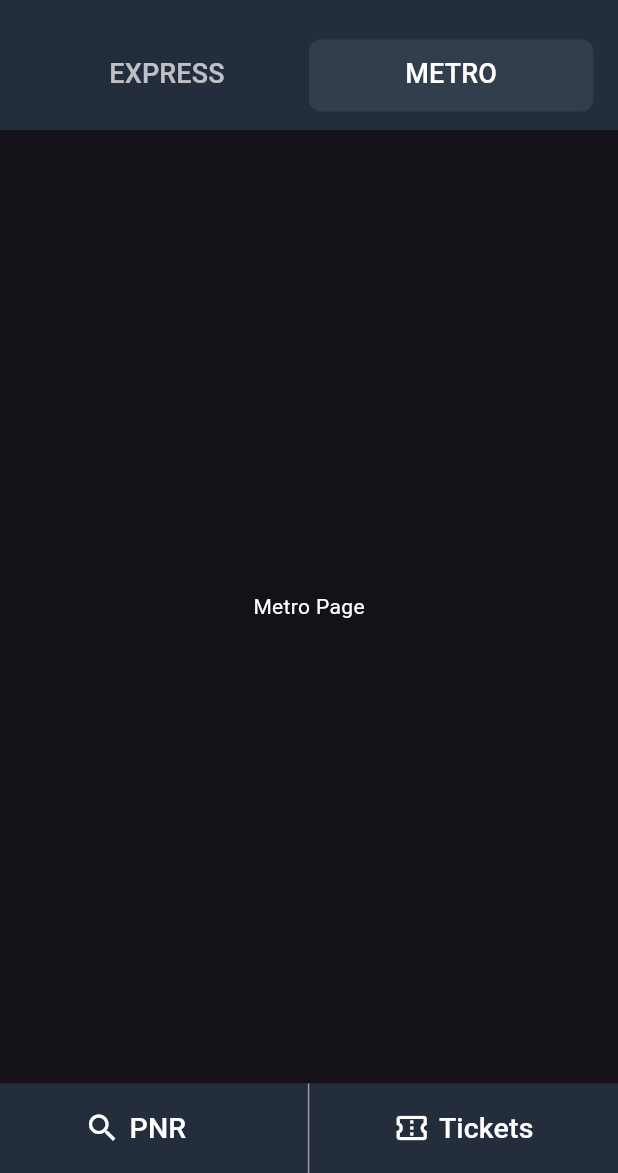
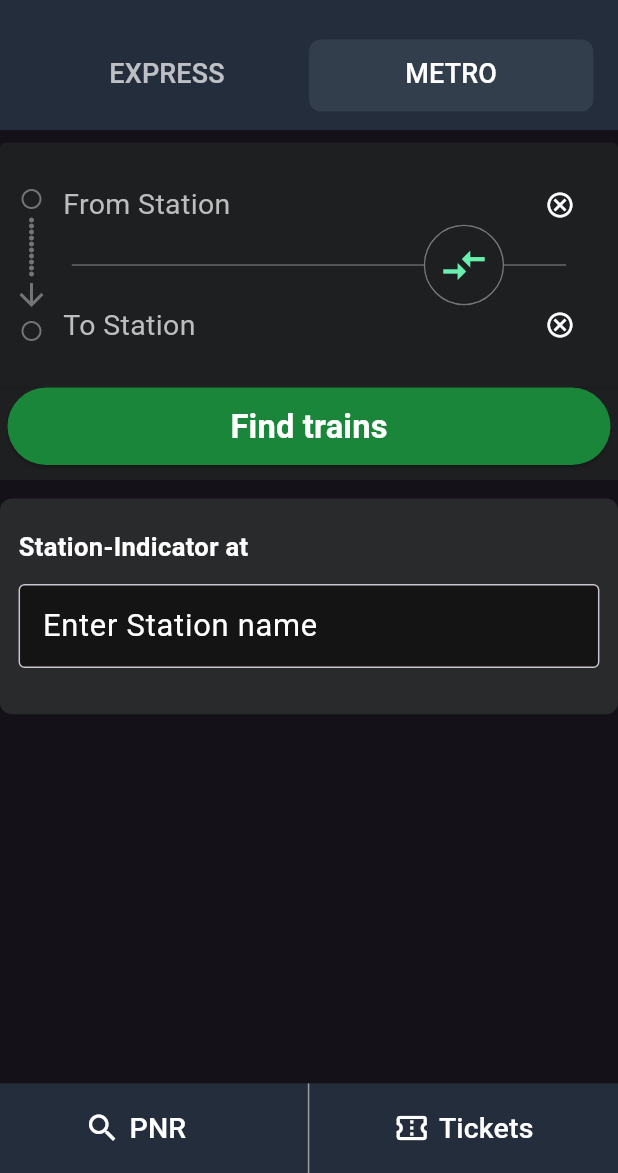
Before and after one commit to AnshMNSoni/Where-is-my-Train-Clone, a Flutter app: the screen it shows after launch, tab 2 chosen, on a phone screen of 412 x 824 dp, the part 63-1236 px from its top. Run offline on Flutter 3.47's test engine with Material 3 defaults, Android fonts, the phone set to English and light mode, and no system bars.

Commit message:
express and metro section completed

```diff
--- a/app_clone/lib/pages/home.dart
+++ b/app_clone/lib/pages/home.dart
@@ -1,5 +1,6 @@
 import 'package:app_clone/pages/appdrawer.dart';
 import 'package:app_clone/pages/express.dart';
+import 'package:app_clone/pages/metro.dart';
 import 'package:app_clone/pages/pnr.dart';
 import 'package:app_clone/pages/tickets.dart';
 import 'package:flutter/material.dart';
@@ -97,12 +98,7 @@ class _HomeState extends State<Home> with SingleTickerProviderStateMixin {
               controller: _tabController,
               children: [
                 Center(child: ExpressPage()),
-                Center(
-                  child: Text(
-                    "Metro Page",
-                    style: TextStyle(color: Colors.white),
-                  ),
-                ),
+                Center(child: MetroPage()),
               ],
             ),
           ),
--- /dev/null
+++ b/app_clone/lib/pages/metro.dart
@@ -0,0 +1,198 @@
+import 'package:flutter/material.dart';
+import 'package:app_clone/utils/colors.dart';
+
+class MetroPage extends StatefulWidget {
+  const MetroPage({super.key});
+
+  @override
+  State<MetroPage> createState() => _MetroPageState();
+}
+
+class _MetroPageState extends State<MetroPage> {
+  @override
+  Widget build(BuildContext context) {
+    TextEditingController textController = TextEditingController();
+
+    final w = MediaQuery.of(context).size.width;
+    List<String> _cityList = ["From Station", "", "To Station"];
+
+    return Column(
+      children: [
+        Container(
+          padding: EdgeInsets.only(top: w * 0.05, bottom: w * 0.05),
+          decoration: BoxDecoration(
+            color: AppColors.containerColor,
+            borderRadius: BorderRadius.only(
+              topLeft: Radius.circular(4),
+              topRight: Radius.circular(4),
+            ),
+          ),
+          margin: EdgeInsets.only(top: w * 0.02),
+          child: Row(
+            children: [
+              Padding(
+                padding: const EdgeInsets.all(9.0),
+                child: Column(
+                  mainAxisAlignment: MainAxisAlignment.spaceBetween,
+                  children: [
+                    Icon(
+                      Icons.circle_outlined,
+                      color: Colors.grey.shade600,
+                      size: 16,
+                    ),
+
+                    SizedBox(height: w * 0.01),
+
+                    for (int dot = 0; dot <= 9; dot++)
+                      Icon(Icons.circle, size: 4, color: Colors.grey.shade600),
+
+                    Icon(Icons.arrow_downward, color: Colors.grey.shade600),
+
+                    SizedBox(height: w * 0.01),
+
+                    Icon(
+                      Icons.circle_outlined,
+                      color: Colors.grey.shade600,
+                      size: 16,
+                    ),
+                  ],
+                ),
+              ),
+              Column(
+                children: [
+                  for (int item = 0; item <= 2; item++) ...[
+                    if (item % 2 == 0)
+                      Row(
+                        spacing: w * 0.23,
+                        mainAxisAlignment: MainAxisAlignment.spaceBetween,
+                        children: [
+                          SizedBox(
+                            width: w * 0.55,
+                            child: Row(
+                              children: [
+                                Container(
+                                  child: Text(
+                                    _cityList[item],
+                                    style: TextStyle(
+                                      color: Colors.grey.shade400,
+                                      fontWeight: FontWeight.w400,
+                                      fontSize: 19,
+                                    ),
+                                  ),
+                                ),
+                              ],
+                            ),
+                          ),
+                          Icon(Icons.cancel_outlined, size: 20),
+                        ],
+                      )
+                    else
+                      Stack(
+                        alignment: AlignmentGeometry.directional(0.7, 0),
+                        children: [
+                          Container(
+                            width: w * 0.8,
+                            height: w * 0.002,
+                            color: Colors.grey.shade600,
+                          ),
+                          Container(
+                            width: w * 0.13,
+                            height: w * 0.13,
+                            decoration: BoxDecoration(
+                              shape: BoxShape.circle,
+                              border: Border.all(
+                                color: Colors.grey.shade600,
+                                width: 1,
+                              ),
+                            ),
+                            child: CircleAvatar(
+                              radius: w * 0.065,
+                              backgroundColor: AppColors.containerColor,
+                              child: Icon(
+                                Icons.compare_arrows,
+                                color: Colors.greenAccent,
+                                size: w * 0.08,
+                              ),
+                            ),
+                          ),
+                        ],
+                      ),
+                  ],
+                ],
+              ),
+            ],
+          ),
+        ),
+
+        Center(
+          child: Container(
+            color: AppColors.containerColor,
+            width: w,
+            padding: EdgeInsets.only(left: 5, right: 5, bottom: 10),
+            child: ElevatedButton(
+              onPressed: () {},
+              style: ElevatedButton.styleFrom(
+                backgroundColor: AppColors.buttonColor,
+                padding: EdgeInsets.only(top: w * 0.025, bottom: w * 0.025),
+              ),
+              child: Text(
+                "Find trains",
+                style: TextStyle(
+                  fontSize: w * 0.053,
+                  color: Colors.white,
+                  fontWeight: FontWeight.w600,
+                ),
+              ),
+            ),
+          ),
+        ),
+
+        SizedBox(height: w * 0.03),
+
+        Container(
+          decoration: BoxDecoration(
+            borderRadius: BorderRadius.circular(8),
+            color: Color(0xFF292a2c),
+          ),
+          padding: EdgeInsets.only(
+            left: w * 0.03,
+            right: w * 0.03,
+            top: w * 0.05,
+            bottom: w * 0.075,
+          ),
+          child: Column(
+            crossAxisAlignment: CrossAxisAlignment.start,
+            children: [
+              Text(
+                "Station-Indicator at",
+                style: TextStyle(
+                  color: Colors.white,
+                  fontWeight: FontWeight.w600,
+                  fontSize: 17,
+                ),
+              ),
+
+              SizedBox(height: w * 0.03),
+
+              TextField(
+                controller: textController,
+                keyboardType: TextInputType.number,
+                decoration: InputDecoration(
+                  labelText: 'Enter Station name',
+                  labelStyle: TextStyle(
+                    fontSize: w * 0.05,
+                    color: Colors.white,
+                  ),
+                  border: OutlineInputBorder(),
+                  filled: true,
+                  fillColor: Color(0xFF141414),
+                ),
+                style: TextStyle(color: Colors.white),
+              ),
+            ],
+          ),
+        ),
+      ],
+    );
+  }
+}
```
Also changed, not shown: app_clone/lib/pages/express.dart (+115 -15 lines).
